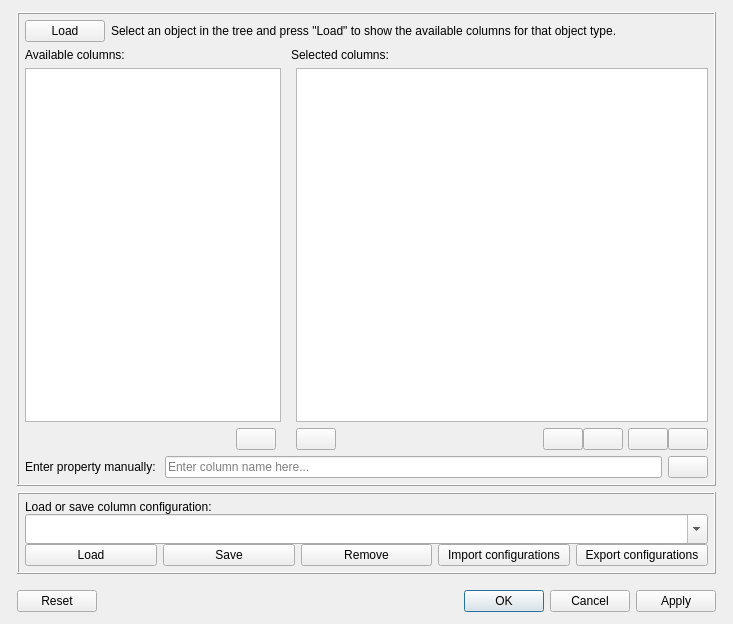
This is Resources/UI/Add_RemoveColumns.ui in APEbbers/BillOfMaterials-WB as Qt 5 draws it before an edit. The edited form follows.
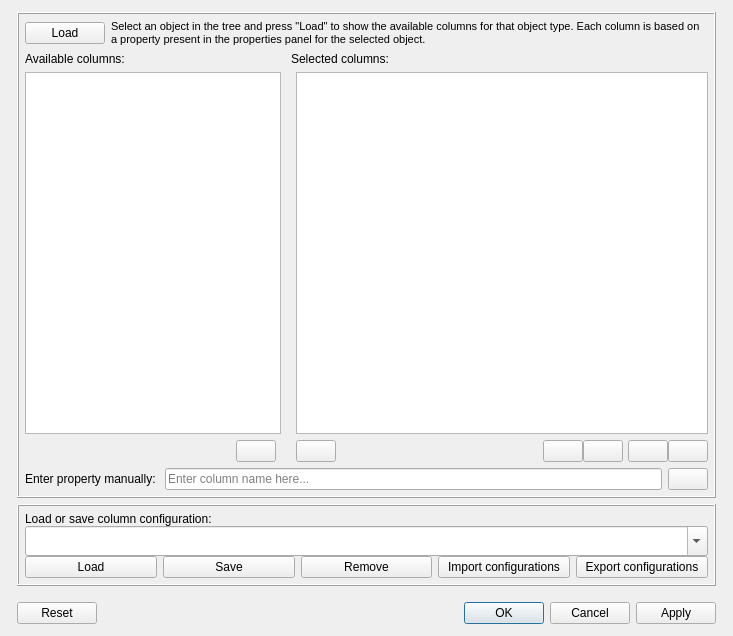
This is the edited form. Icons and pictures are not drawn.

What changed in the file:
```diff
--- a/Resources/UI/Add_RemoveColumns.ui
+++ b/Resources/UI/Add_RemoveColumns.ui
@@ -7,7 +7,7 @@
     <x>0</x>
     <y>0</y>
     <width>733</width>
-    <height>624</height>
+    <height>636</height>
    </rect>
   </property>
   <property name="sizePolicy">
@@ -144,10 +144,10 @@
               </sizepolicy>
              </property>
              <property name="text">
-              <string>&lt;html&gt;&lt;head/&gt;&lt;body&gt;&lt;p&gt;Select an object in the tree and press &amp;quot;Load&amp;quot; to show the available columns for that object type.&lt;/p&gt;&lt;/body&gt;&lt;/html&gt;</string>
+              <string>&lt;html&gt;&lt;head/&gt;&lt;body&gt;&lt;p&gt;&lt;span style=&quot; font-size:8pt;&quot;&gt;Select an object in the tree and press &amp;quot;Load&amp;quot; to show the available columns for that object type. Each column is based on a property present in the properties panel for the selected object.&lt;/span&gt;&lt;/p&gt;&lt;/body&gt;&lt;/html&gt;</string>
              </property>
              <property name="wordWrap">
-              <bool>false</bool>
+              <bool>true</bool>
              </property>
              <property name="margin">
               <number>0</number>
```
